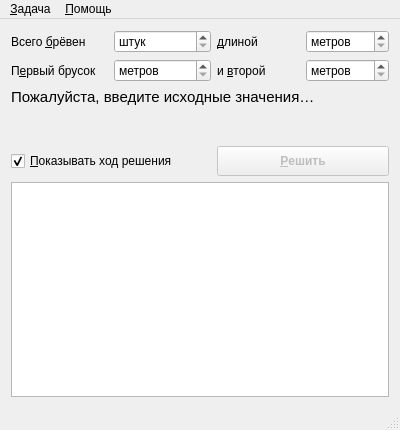
Envek/EDTKW, file mainwindow.ui: the form before one commit.
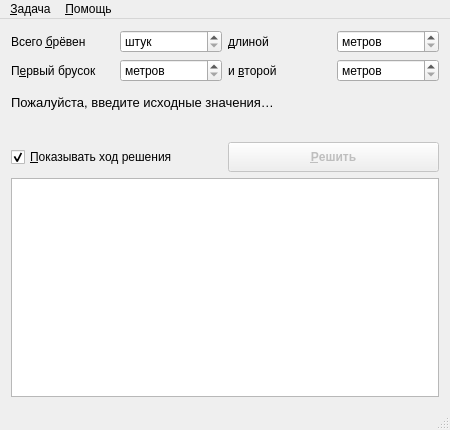
The form after the commit. Icons and pictures are not drawn.

Commit message: GUI improved. Added detailed information about solution.

Patch:
```diff
--- a/mainwindow.ui
+++ b/mainwindow.ui
@@ -6,13 +6,13 @@
    <rect>
     <x>0</x>
     <y>0</y>
-    <width>400</width>
+    <width>450</width>
     <height>430</height>
    </rect>
   </property>
   <property name="minimumSize">
    <size>
-    <width>400</width>
+    <width>450</width>
     <height>430</height>
    </size>
   </property>
@@ -102,7 +102,7 @@
       </property>
      </widget>
     </item>
-    <item row="4" column="2" colspan="2">
+    <item row="5" column="2" colspan="2">
      <widget class="QPushButton" name="solveButton">
       <property name="enabled">
        <bool>false</bool>
@@ -130,7 +130,7 @@
       </property>
      </widget>
     </item>
-    <item row="4" column="0" colspan="2">
+    <item row="5" column="0" colspan="2">
      <widget class="QCheckBox" name="showSolutionCheckBox">
       <property name="minimumSize">
        <size>
@@ -146,11 +146,11 @@
       </property>
      </widget>
     </item>
-    <item row="2" column="0" colspan="4">
+    <item row="2" column="0" colspan="3">
      <widget class="QLabel" name="hintLabel">
       <property name="font">
        <font>
-        <pointsize>11</pointsize>
+        <pointsize>10</pointsize>
        </font>
       </property>
       <property name="text">
@@ -158,7 +158,10 @@
       </property>
      </widget>
     </item>
-    <item row="3" column="0" colspan="4">
+    <item row="6" column="0" colspan="4">
+     <widget class="QTextBrowser" name="solutionBrowser"/>
+    </item>
+    <item row="2" column="3">
      <widget class="QLabel" name="solutionLabel">
       <property name="font">
        <font>
@@ -178,8 +181,12 @@
       </property>
      </widget>
     </item>
-    <item row="5" column="0" colspan="4">
-     <widget class="QTextBrowser" name="solutionBrowser"/>
+    <item row="4" column="0" colspan="4">
+     <widget class="QLabel" name="descriptionLabel">
+      <property name="text">
+       <string/>
+      </property>
+     </widget>
     </item>
    </layout>
   </widget>
@@ -188,7 +195,7 @@
     <rect>
      <x>0</x>
      <y>0</y>
-     <width>400</width>
+     <width>450</width>
      <height>20</height>
     </rect>
    </property>
```
Left out of the diff: 18 changed lines with no effect on the pictures. The commit also changes 1 other file.
